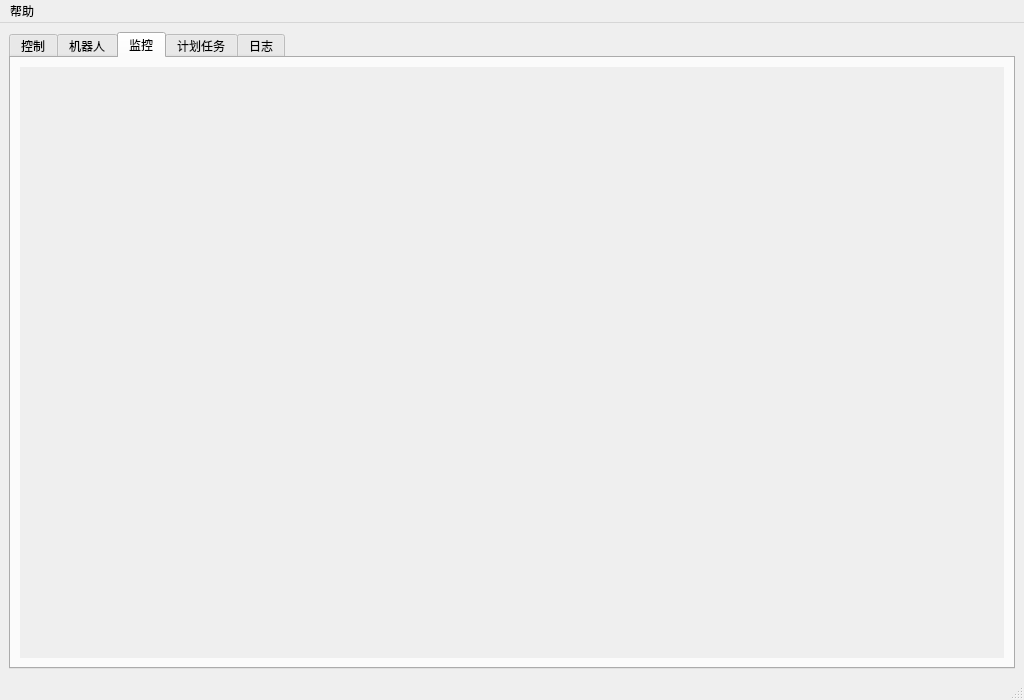
Old version of the form python_test/python_test/ui_main.ui in the repository myzonexu/git_test.
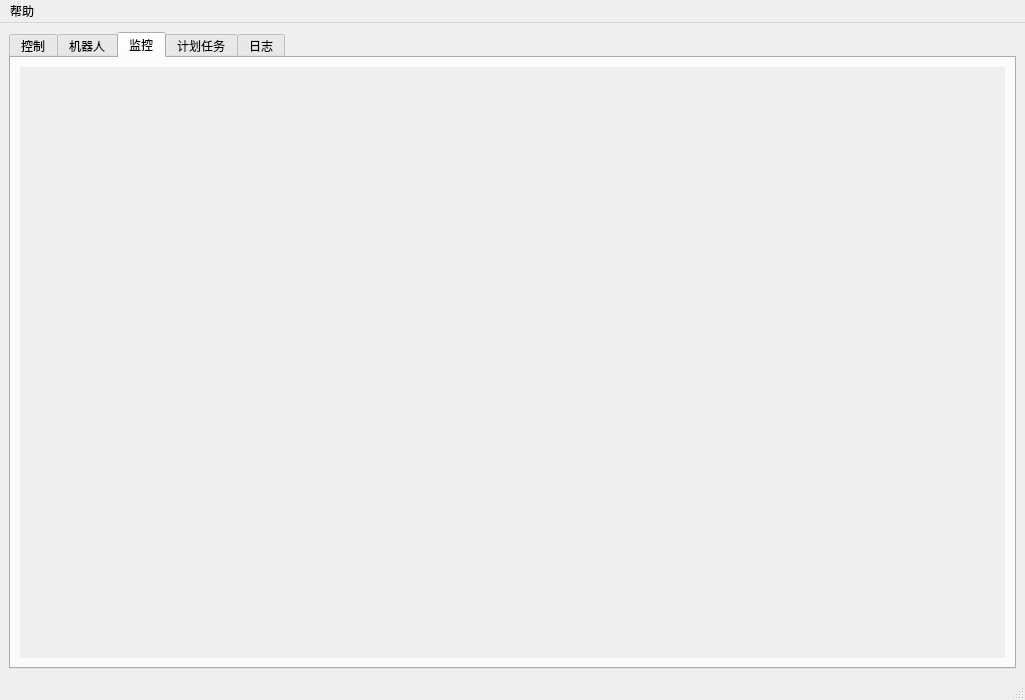
New version of the form. The open tabs and pages were chosen to show the change. Icons and pictures are not drawn.

The edit to the form file:
```diff
--- a/python_test/python_test/ui_main.ui
+++ b/python_test/python_test/ui_main.ui
@@ -6,7 +6,7 @@
    <rect>
     <x>0</x>
     <y>0</y>
-    <width>1024</width>
+    <width>1025</width>
     <height>700</height>
    </rect>
   </property>
@@ -1622,7 +1622,7 @@
             <rect>
              <x>0</x>
              <y>0</y>
-             <width>982</width>
+             <width>983</width>
              <height>594</height>
             </rect>
            </property>
@@ -2552,7 +2552,7 @@
     <rect>
      <x>0</x>
      <y>0</y>
-     <width>1024</width>
+     <width>1025</width>
      <height>23</height>
     </rect>
    </property>
```
